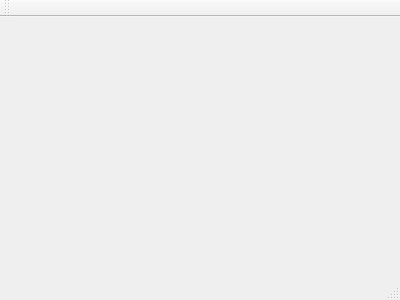
EugeneKochetov/unit-testing-course, file UnitTestingDemoApp/mainwindow.ui: the form before one commit.
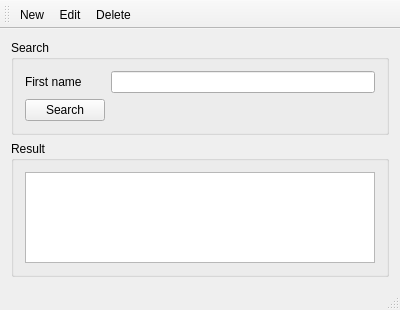
The form after the commit.

Commit message: The first version of demo application. Buggy but working.

What changed in the file:
```diff
--- a/UnitTestingDemoApp/mainwindow.ui
+++ b/UnitTestingDemoApp/mainwindow.ui
@@ -1,24 +1,113 @@
 <ui version="4.0">
  <class>MainWindow</class>
- <widget class="QMainWindow" name="MainWindow" >
-  <property name="geometry" >
+ <widget class="QMainWindow" name="MainWindow">
+  <property name="geometry">
    <rect>
     <x>0</x>
     <y>0</y>
     <width>400</width>
-    <height>300</height>
+    <height>310</height>
    </rect>
   </property>
   <property name="windowTitle" >
    <string>MainWindow</string>
   </property>
-  <widget class="QMenuBar" name="menuBar" />
-  <widget class="QToolBar" name="mainToolBar" />
-  <widget class="QWidget" name="centralWidget" />
-  <widget class="QStatusBar" name="statusBar" />
+  <widget class="QWidget" name="centralWidget">
+   <layout class="QVBoxLayout" name="verticalLayout">
+    <item>
+     <widget class="QGroupBox" name="gbSearch">
+      <property name="title">
+       <string>Search</string>
+      </property>
+      <layout class="QFormLayout" name="formLayout">
+       <item row="0" column="0">
+        <widget class="QLabel" name="lbFirstName">
+         <property name="text">
+          <string>First name</string>
+         </property>
+        </widget>
+       </item>
+       <item row="0" column="1">
+        <widget class="QLineEdit" name="leFirstName"/>
+       </item>
+       <item row="1" column="0">
+        <widget class="QPushButton" name="btnSearch">
+         <property name="text">
+          <string>Search</string>
+         </property>
+        </widget>
+       </item>
+      </layout>
+     </widget>
+    </item>
+    <item>
+     <widget class="QGroupBox" name="gbResults">
+      <property name="title">
+       <string>Result</string>
+      </property>
+      <layout class="QVBoxLayout" name="verticalLayout_2">
+       <item>
+        <widget class="QListWidget" name="lwSearchResult"/>
+       </item>
+      </layout>
+     </widget>
+    </item>
+   </layout>
+  </widget>
+  <widget class="QMenuBar" name="menuBar">
+   <property name="geometry">
+    <rect>
+     <x>0</x>
+     <y>0</y>
+     <width>400</width>
+     <height>25</height>
+    </rect>
+   </property>
+  </widget>
+  <widget class="QToolBar" name="mainToolBar">
+   <property name="movable">
+    <bool>true</bool>
+   </property>
+   <property name="allowedAreas">
+    <set>Qt::AllToolBarAreas</set>
+   </property>
+   <attribute name="toolBarArea">
+    <enum>TopToolBarArea</enum>
+   </attribute>
+   <attribute name="toolBarBreak">
+    <bool>false</bool>
+   </attribute>
+   <addaction name="actionNew"/>
+   <addaction name="actionEdit"/>
+   <addaction name="actionDelete"/>
+  </widget>
+  <widget class="QStatusBar" name="statusBar"/>
+  <action name="actionNew">
+   <property name="text">
+    <string>New</string>
+   </property>
+   <property name="toolTip">
+    <string>New</string>
+   </property>
+  </action>
+  <action name="actionEdit">
+   <property name="text">
+    <string>Edit</string>
+   </property>
+   <property name="toolTip">
+    <string>Edit</string>
+   </property>
+  </action>
+  <action name="actionDelete">
+   <property name="text">
+    <string>Delete</string>
+   </property>
+   <property name="toolTip">
+    <string>Delete</string>
+   </property>
+  </action>
  </widget>
- <layoutDefault spacing="6" margin="11" />
- <pixmapfunction></pixmapfunction>
+ <layoutdefault spacing="6" margin="11"/>
  <resources/>
  <connections/>
 </ui>
```
Left out of the diff: 3 changed lines with no effect on the pictures. The commit also changes 14 other files.
